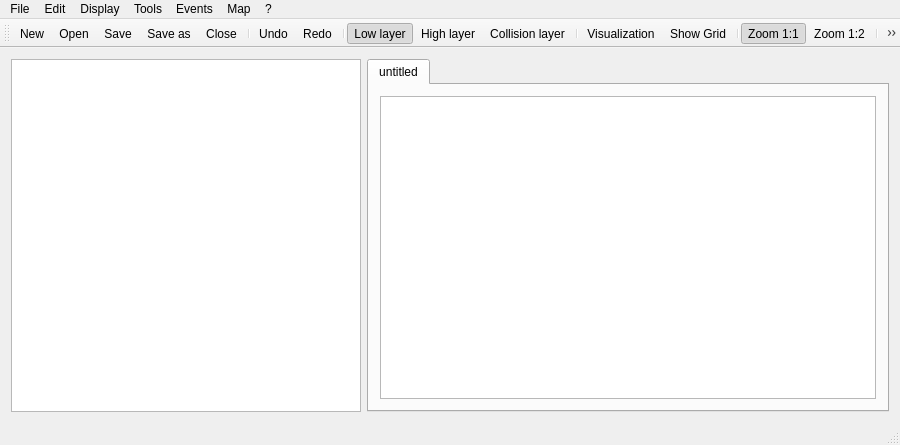
BenjBoug/Map-Editor, file MapEditor/MainWindow.ui: the form before one commit.
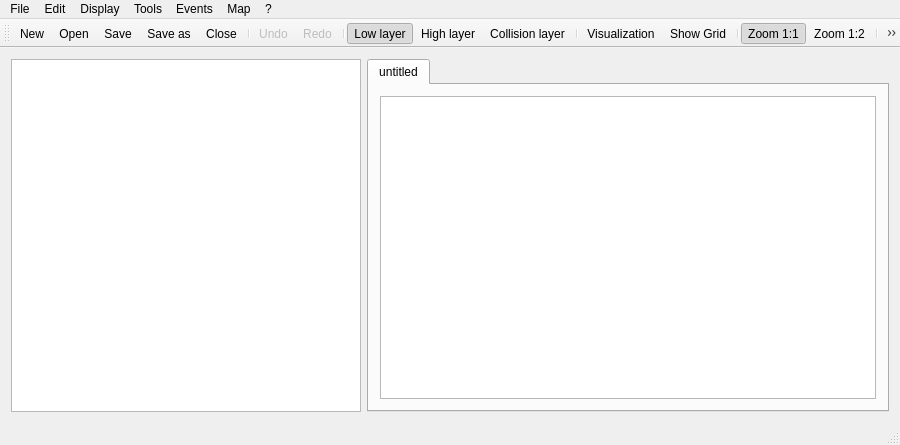
The form after the commit. Icons and pictures are not drawn.

Patch:
```diff
--- a/MapEditor/MainWindow.ui
+++ b/MapEditor/MainWindow.ui
@@ -239,6 +239,9 @@
    </property>
   </action>
   <action name="actionUndo">
+   <property name="enabled">
+    <bool>false</bool>
+   </property>
    <property name="icon">
     <iconset>
      <normaloff>../../build-ZeldaV6-Desktop_Qt_5_2_1_GCC_32bit-Debug/Resources/images/mapEditor/defaire-icone-8681-48.png</normaloff>../../build-ZeldaV6-Desktop_Qt_5_2_1_GCC_32bit-Debug/Resources/images/mapEditor/defaire-icone-8681-48.png</iconset>
@@ -251,6 +254,9 @@
    </property>
   </action>
   <action name="actionRedo">
+   <property name="enabled">
+    <bool>false</bool>
+   </property>
    <property name="icon">
     <iconset>
      <normaloff>../../build-ZeldaV6-Desktop_Qt_5_2_1_GCC_32bit-Debug/Resources/images/mapEditor/redo-icone-7712-48.png</normaloff>../../build-ZeldaV6-Desktop_Qt_5_2_1_GCC_32bit-Debug/Resources/images/mapEditor/redo-icone-7712-48.png</iconset>
```
